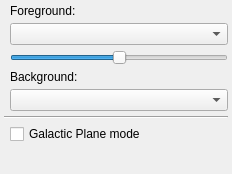
Before: the Qt Designer form glue_wwt/viewer/options_widget.ui in glue-viz/glue-wwt, drawn with Qt 5.
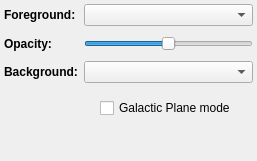
After: the same form once the commit is applied.

Commit message: Fix compatibility with Matplotlib 1.5, use smooth panning to avoid bug in WWT, and minor ui improvements.

```diff
--- a/glue_wwt/viewer/options_widget.ui
+++ b/glue_wwt/viewer/options_widget.ui
@@ -6,8 +6,8 @@
    <rect>
     <x>0</x>
     <y>0</y>
-    <width>232</width>
-    <height>174</height>
+    <width>257</width>
+    <height>161</height>
    </rect>
   </property>
   <property name="windowTitle">
@@ -20,7 +20,7 @@
    <property name="margin">
     <number>4</number>
    </property>
-   <item row="4" column="1">
+   <item row="8" column="1">
     <widget class="QComboBox" name="combosel_background">
      <property name="sizePolicy">
       <sizepolicy hsizetype="Expanding" vsizetype="Fixed">
@@ -33,41 +33,7 @@
      </property>
     </widget>
    </item>
-   <item row="3" column="1">
-    <widget class="QLabel" name="label_2">
-     <property name="text">
-      <string>Background:</string>
-     </property>
-    </widget>
-   </item>
-   <item row="6" column="1">
-    <widget class="QCheckBox" name="bool_galactic">
-     <property name="text">
-      <string>Galactic Plane mode</string>
-     </property>
-    </widget>
-   </item>
-   <item row="1" column="1">
-    <widget class="QComboBox" name="combosel_foreground">
-     <property name="sizePolicy">
-      <sizepolicy hsizetype="Expanding" vsizetype="Fixed">
-       <horstretch>0</horstretch>
-       <verstretch>0</verstretch>
-      </sizepolicy>
-     </property>
-     <property name="sizeAdjustPolicy">
-      <enum>QComboBox::AdjustToMinimumContentsLength</enum>
-     </property>
-    </widget>
-   </item>
-   <item row="5" column="0" colspan="2">
-    <widget class="Line" name="line_2">
-     <property name="orientation">
-      <enum>Qt::Horizontal</enum>
-     </property>
-    </widget>
-   </item>
-   <item row="2" column="1">
+   <item row="5" column="1">
     <widget class="QSlider" name="value_foreground_opacity">
      <property name="maximum">
       <number>100</number>
@@ -80,14 +46,105 @@
      </property>
     </widget>
    </item>
-   <item row="0" column="1">
-    <widget class="QLabel" name="label">
-     <property name="text">
-      <string>Foreground:</string>
+   <item row="9" column="1">
+    <spacer name="verticalSpacer_2">
+     <property name="orientation">
+      <enum>Qt::Vertical</enum>
+     </property>
+     <property name="sizeType">
+      <enum>QSizePolicy::Fixed</enum>
+     </property>
+     <property name="sizeHint" stdset="0">
+      <size>
+       <width>20</width>
+       <height>10</height>
+      </size>
+     </property>
+    </spacer>
+   </item>
+   <item row="1" column="1">
+    <widget class="QComboBox" name="combosel_foreground">
+     <property name="sizePolicy">
+      <sizepolicy hsizetype="Expanding" vsizetype="Fixed">
+       <horstretch>0</horstretch>
+       <verstretch>0</verstretch>
+      </sizepolicy>
+     </property>
+     <property name="sizeAdjustPolicy">
+      <enum>QComboBox::AdjustToMinimumContentsLength</enum>
      </property>
     </widget>
    </item>
-   <item row="7" column="1">
+   <item row="11" column="1">
+    <layout class="QHBoxLayout" name="horizontalLayout">
+     <item>
+      <spacer name="horizontalSpacer">
+       <property name="orientation">
+        <enum>Qt::Horizontal</enum>
+       </property>
+       <property name="sizeHint" stdset="0">
+        <size>
+         <width>40</width>
+         <height>20</height>
+        </size>
+       </property>
+      </spacer>
+     </item>
+     <item>
+      <widget class="QCheckBox" name="bool_galactic">
+       <property name="text">
+        <string>Galactic Plane mode</string>
+       </property>
+      </widget>
+     </item>
+     <item>
+      <spacer name="horizontalSpacer_2">
+       <property name="orientation">
+        <enum>Qt::Horizontal</enum>
+       </property>
+       <property name="sizeHint" stdset="0">
+        <size>
+         <width>40</width>
+         <height>20</height>
+        </size>
+       </property>
+      </spacer>
+     </item>
+    </layout>
+   </item>
+   <item row="2" column="1">
+    <spacer name="verticalSpacer_3">
+     <property name="orientation">
+      <enum>Qt::Vertical</enum>
+     </property>
+     <property name="sizeType">
+      <enum>QSizePolicy::Fixed</enum>
+     </property>
+     <property name="sizeHint" stdset="0">
+      <size>
+       <width>20</width>
+       <height>5</height>
+      </size>
+     </property>
+    </spacer>
+   </item>
+   <item row="6" column="1">
+    <spacer name="verticalSpacer_4">
+     <property name="orientation">
+      <enum>Qt::Vertical</enum>
+     </property>
+     <property name="sizeType">
+      <enum>QSizePolicy::Fixed</enum>
+     </property>
+     <property name="sizeHint" stdset="0">
+      <size>
+       <width>20</width>
+       <height>5</height>
+      </size>
+     </property>
+    </spacer>
+   </item>
+   <item row="12" column="1">
     <spacer name="verticalSpacer">
      <property name="orientation">
       <enum>Qt::Vertical</enum>
@@ -100,6 +157,45 @@
      </property>
     </spacer>
    </item>
+   <item row="1" column="0">
+    <widget class="QLabel" name="label">
+     <property name="font">
+      <font>
+       <weight>75</weight>
+       <bold>true</bold>
+      </font>
+     </property>
+     <property name="text">
+      <string>Foreground:</string>
+     </property>
+    </widget>
+   </item>
+   <item row="8" column="0">
+    <widget class="QLabel" name="label_2">
+     <property name="font">
+      <font>
+       <weight>75</weight>
+       <bold>true</bold>
+      </font>
+     </property>
+     <property name="text">
+      <string>Background:</string>
+     </property>
+    </widget>
+   </item>
+   <item row="5" column="0">
+    <widget class="QLabel" name="label_3">
+     <property name="font">
+      <font>
+       <weight>75</weight>
+       <bold>true</bold>
+      </font>
+     </property>
+     <property name="text">
+      <string>Opacity:</string>
+     </property>
+    </widget>
+   </item>
   </layout>
  </widget>
  <resources/>
```
The commit also changes 2 other files.
